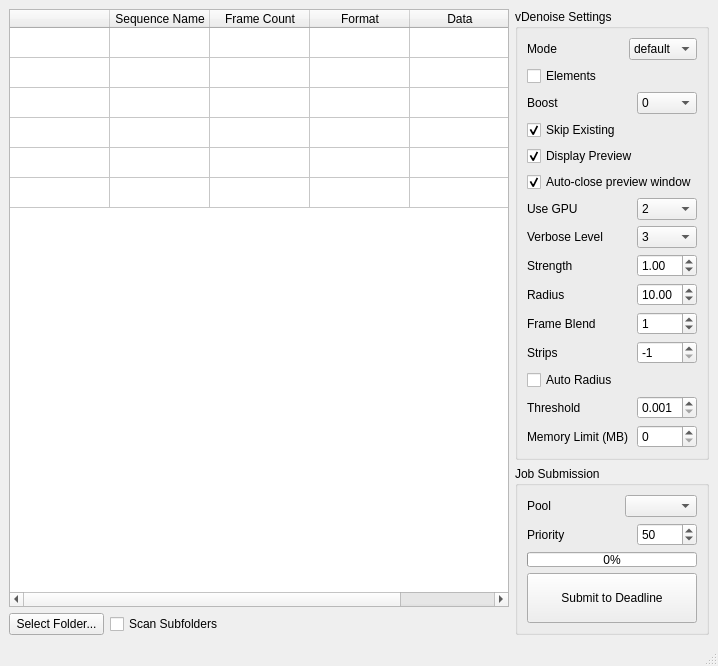
Qt form VrayDenoiser/ui_mainWindow.ui (p3rfilov/Deadline) before a commit.
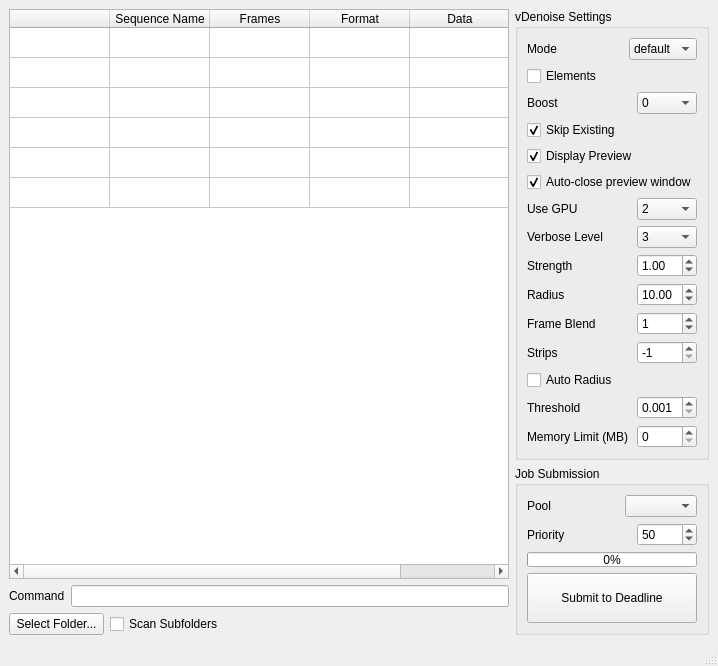
The same form after that commit.

What changed in the file:
```diff
--- a/VrayDenoiser/ui_mainWindow.ui
+++ b/VrayDenoiser/ui_mainWindow.ui
@@ -14,7 +14,7 @@
    <string>V-Ray Denoise - Deadline Submission</string>
   </property>
   <widget class="QWidget" name="centralwidget">
-   <layout class="QHBoxLayout" name="horizontalLayout_14">
+   <layout class="QHBoxLayout" name="horizontalLayout_15">
     <item>
      <layout class="QVBoxLayout" name="verticalLayout_5">
       <item>
@@ -38,7 +38,7 @@
          <bool>true</bool>
         </attribute>
         <attribute name="horizontalHeaderStretchLastSection">
-         <bool>true</bool>
+         <bool>false</bool>
         </attribute>
         <attribute name="verticalHeaderVisible">
          <bool>false</bool>
@@ -85,7 +85,7 @@
         </column>
         <column>
          <property name="text">
-          <string>Frame Count</string>
+          <string>Frames</string>
          </property>
         </column>
         <column>
@@ -100,6 +100,24 @@
         </column>
        </widget>
       </item>
+      <item>
+       <layout class="QHBoxLayout" name="horizontalLayout_14">
+        <item>
+         <widget class="QLabel" name="label_13">
+          <property name="text">
+           <string>Command</string>
+          </property>
+         </widget>
+        </item>
+        <item>
+         <widget class="QLineEdit" name="command">
+          <property name="readOnly">
+           <bool>true</bool>
+          </property>
+         </widget>
+        </item>
+       </layout>
+      </item>
       <item>
        <layout class="QHBoxLayout" name="horizontalLayout_13">
         <item>
```
Left out of the diff: 6 changed lines with no effect on the pictures.
